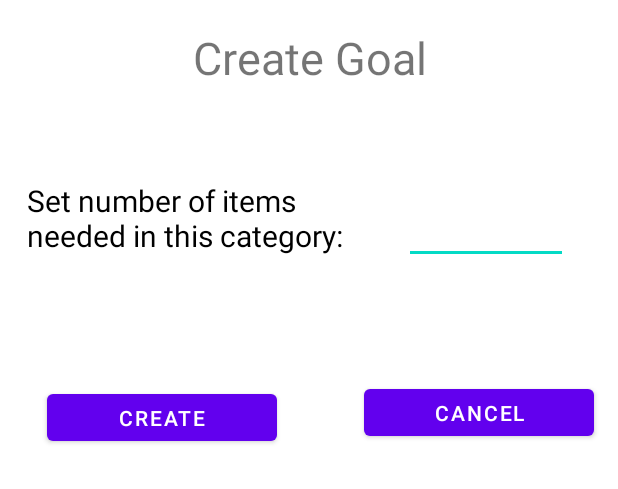
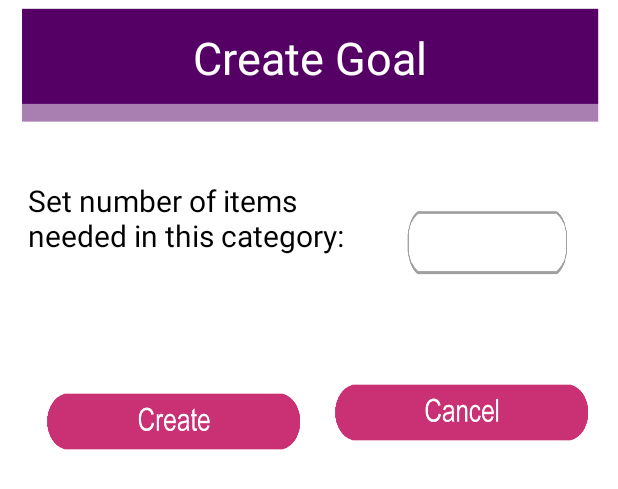
Before and after one commit to sibrinaVDW/Lootbox, an Android app: the layout new_goal_pop.xml on its own in the app's theme, with its tools: preview values and no code run, on a phone screen of 412 x 824 dp. Shown: the top 489 px of the screen. Run offline under Robolectric (Android 15) with nearby library versions, the phone set to English and light mode, and no system bars.

Commit message:
Goal Popup visual update

```diff
--- a/app/src/main/res/layout/itempopup.xml
+++ b/app/src/main/res/layout/itempopup.xml
@@ -7,8 +7,8 @@
 
 
     <ImageView
-        android:layout_width="409dp"
-        android:layout_height="496dp"
+        android:layout_width="420dp"
+        android:layout_height="500dp"
         android:background="@drawable/page_background"
         app:layout_constraintEnd_toEndOf="parent"
         app:layout_constraintStart_toStartOf="parent"
@@ -69,7 +69,7 @@
     <ImageButton
         android:id="@+id/btnAddGameToList"
         android:layout_width="175dp"
-        android:layout_height="55dp"
+        android:layout_height="50dp"
         android:layout_marginTop="4dp"
         android:layout_marginEnd="8dp"
         android:background="@drawable/add_button"
@@ -79,7 +79,7 @@
     <ImageButton
         android:id="@+id/btnCancelAdd"
         android:layout_width="175dp"
-        android:layout_height="55dp"
+        android:layout_height="50dp"
         android:layout_marginTop="4dp"
         android:layout_marginEnd="28dp"
         android:background="@drawable/cancel_button"
--- a/app/src/main/res/layout/new_cat_popup.xml
+++ b/app/src/main/res/layout/new_cat_popup.xml
@@ -7,8 +7,8 @@
     android:layout_height="match_parent">
 
     <ImageView
-        android:layout_width="411dp"
-        android:layout_height="522dp"
+        android:layout_width="420dp"
+        android:layout_height="500dp"
         android:background="@drawable/page_background"
         app:layout_constraintEnd_toEndOf="parent"
         app:layout_constraintStart_toStartOf="parent"
@@ -21,7 +21,7 @@
         android:background="@drawable/popup_header"
         app:layout_constraintBottom_toTopOf="@+id/imgThumb"
         app:layout_constraintEnd_toEndOf="parent"
-        app:layout_constraintHorizontal_bias="0.0"
+        app:layout_constraintHorizontal_bias="0.454"
         app:layout_constraintStart_toStartOf="parent"
         app:layout_constraintTop_toTopOf="parent"
         app:layout_constraintVertical_bias="0.0" />
@@ -59,7 +59,7 @@
     <ImageButton
         android:id="@+id/btnCreate"
         android:layout_width="175dp"
-        android:layout_height="55dp"
+        android:layout_height="50dp"
         android:background="@drawable/create_button"
         app:layout_constraintBottom_toBottomOf="parent"
         app:layout_constraintEnd_toEndOf="parent"
@@ -71,7 +71,7 @@
     <ImageButton
         android:id="@+id/btnCancel"
         android:layout_width="175dp"
-        android:layout_height="55dp"
+        android:layout_height="50dp"
         android:background="@drawable/cancel_button"
         app:layout_constraintBottom_toBottomOf="parent"
         app:layout_constraintEnd_toEndOf="parent"
--- a/app/src/main/res/layout/new_goal_pop.xml
+++ b/app/src/main/res/layout/new_goal_pop.xml
@@ -4,6 +4,25 @@
     xmlns:tools="http://schemas.android.com/tools"
     android:layout_width="match_parent"
     android:layout_height="match_parent">
+
+    <ImageView
+        android:layout_width="420dp"
+        android:layout_height="320dp"
+        android:layout_marginTop="4dp"
+        android:background="@drawable/page_background"
+        app:layout_constraintEnd_toEndOf="parent"
+        app:layout_constraintHorizontal_bias="0.555"
+        app:layout_constraintStart_toStartOf="parent"
+        app:layout_constraintTop_toTopOf="parent" />
+
+    <ImageView
+        android:layout_width="400dp"
+        android:layout_height="90dp"
+        android:layout_marginBottom="32dp"
+        android:background="@drawable/popup_header"
+        app:layout_constraintBottom_toTopOf="@+id/txtPrompt"
+        app:layout_constraintEnd_toEndOf="parent"
+        app:layout_constraintStart_toStartOf="parent" />
 
     <TextView
         android:id="@+id/txtCatCreateTitle3"
@@ -12,18 +31,19 @@
         android:text="Create Goal"
         android:textAlignment="center"
         android:textSize="30sp"
+        android:textColor="@color/white"
         app:layout_constraintBottom_toBottomOf="parent"
         app:layout_constraintEnd_toEndOf="parent"
         app:layout_constraintStart_toStartOf="parent"
         app:layout_constraintTop_toTopOf="parent"
         app:layout_constraintVertical_bias="0.023" />
 
-    <Button
+    <ImageButton
         android:id="@+id/btnGoalCreate"
-        android:layout_width="153dp"
-        android:layout_height="43dp"
+        android:layout_width="175dp"
+        android:layout_height="50dp"
         android:layout_marginBottom="320dp"
-        android:text="Create"
+        android:background="@drawable/create_button"
         app:layout_constraintBottom_toBottomOf="parent"
         app:layout_constraintEnd_toEndOf="parent"
         app:layout_constraintHorizontal_bias="0.12"
@@ -31,30 +51,31 @@
         app:layout_constraintTop_toBottomOf="@+id/txtPrompt"
         app:layout_constraintVertical_bias="0.163" />
 
-    <Button
+    <ImageButton
         android:id="@+id/btnGoalCancel"
-        android:layout_width="153dp"
-        android:layout_height="43dp"
-        android:text="Cancel"
+        android:layout_width="175dp"
+        android:layout_height="50dp"
+        android:background="@drawable/cancel_button"
         app:layout_constraintBottom_toBottomOf="parent"
         app:layout_constraintEnd_toEndOf="parent"
-        app:layout_constraintHorizontal_bias="0.937"
+        app:layout_constraintHorizontal_bias="0.932"
         app:layout_constraintStart_toStartOf="parent"
         app:layout_constraintTop_toBottomOf="@+id/edtGoalNum"
-        app:layout_constraintVertical_bias="0.128" />
+        app:layout_constraintVertical_bias="0.101" />
 
     <EditText
         android:id="@+id/edtGoalNum"
-        android:layout_width="109dp"
-        android:layout_height="46dp"
+        android:layout_width="110dp"
+        android:layout_height="55dp"
+        android:background="@drawable/signin_text_box"
         android:ems="10"
         android:inputType="number"
         app:layout_constraintBottom_toBottomOf="@+id/txtPrompt"
         app:layout_constraintEnd_toEndOf="parent"
-        app:layout_constraintHorizontal_bias="0.89"
+        app:layout_constraintHorizontal_bias="0.893"
         app:layout_constraintStart_toStartOf="parent"
         app:layout_constraintTop_toTopOf="@+id/txtPrompt"
-        app:layout_constraintVertical_bias="0.196" />
+        app:layout_constraintVertical_bias="0.38" />
 
     <TextView
         android:id="@+id/txtPrompt"
```
